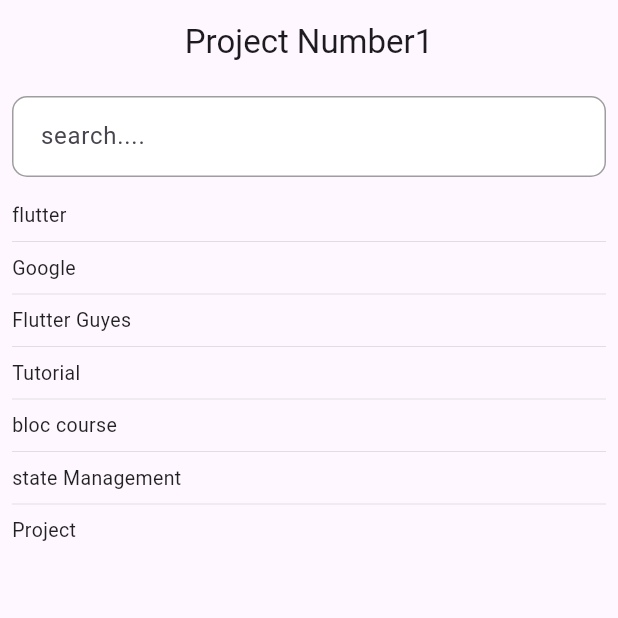
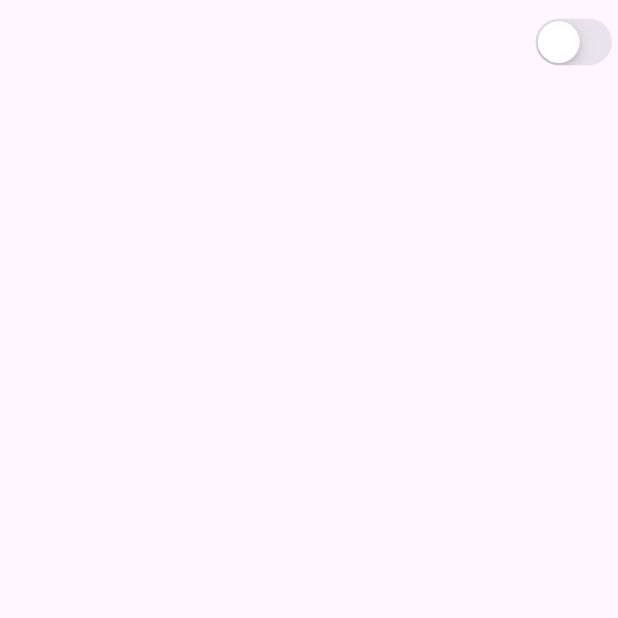
Before and after one commit to YasminAlShikhHasan/state_management, a Flutter app: the screen it shows after launch, on a phone screen of 412 x 824 dp, the top half of it. Run offline on Flutter 3.47's test engine with Material 3 defaults, Android fonts, the phone set to English and light mode, and no system bars; our stand-ins replace flutter_bloc, shared_preferences.

Commit message:
theme with bloc

```diff
--- a/lib/bloc/search_bloc.dart
+++ /dev/null
@@ -1,26 +0,0 @@
-import 'package:flutter_bloc/flutter_bloc.dart';
-import 'package:newpro/bloc/search_event.dart';
-import 'package:newpro/bloc/search_state.dart';
-
-class searchBloc extends Bloc<searchEvent, searchState> {
-  searchBloc() : super(loadedWord(words: words)) {
-    on<searchWord>((event, emit) {
-      List<String> searchedTitles = [];
-      for (var element in words) {
-        if (element.contains(event.word)) {
-          searchedTitles.add(element);
-        }
-      }
-      emit(loadedWord(words: searchedTitles));
-    });
-  }
-  static List<String> words = [
-    'flutter',
-    'Google',
-    'Flutter Guyes',
-    'Tutorial',
-    'bloc course',
-    'state Management',
-    'Project'
-  ];
-}
--- a/lib/bloc/search_event.dart
+++ /dev/null
@@ -1,6 +0,0 @@
-abstract class searchEvent {}
-
-class searchWord extends searchEvent {
-  final String word;
-  searchWord({required this.word});
-}
--- a/lib/bloc/search_state.dart
+++ /dev/null
@@ -1,10 +0,0 @@
-abstract class searchState {}
-
-class initialState extends searchState {}
-
-class loading extends searchState {}
-
-class loadedWord extends searchState {
-  final List<String> words;
-  loadedWord({required this.words});
-}
--- a/lib/main.dart
+++ b/lib/main.dart
@@ -1,11 +1,14 @@
+import 'package:flutter/cupertino.dart';
 import 'package:flutter/material.dart';
 import 'package:flutter_bloc/flutter_bloc.dart';
-import 'package:newpro/bloc/search_bloc.dart';
-import 'package:newpro/bloc/search_event.dart';
-import 'package:newpro/bloc/search_state.dart';
+import 'package:newpro/theme/theme_switcher_bloc.dart';
+import 'package:newpro/theme/theme_switcher_event.dart';
 
 void main() {
-  runApp(MyApp());
+  //..add : ليتمكن المستخدم من الدخول للحالة الابتدائية اولا
+  runApp(BlocProvider(
+      create: (context) => themeSwitchBloc()..add(setInitialTheme()),
+      child: MyApp()));
 }
 
 class MyApp extends StatelessWidget {
@@ -13,78 +16,40 @@ class MyApp extends StatelessWidget {
 
   @override
   Widget build(BuildContext context) {
-    return BlocProvider<searchBloc>(
-      create: (_) => searchBloc(),
-      child: const MaterialApp(
-        home: searchWordPage(),
+    return BlocBuilder<themeSwitchBloc, ThemeData>(
+      builder: (context, state) {
+        return MaterialApp(
+          theme: state,
+          debugShowCheckedModeBanner: false,
+          home: const HomePage(),
+        );
+      },
+    );
+  }
+}
+
+class HomePage extends StatefulWidget {
+  const HomePage({super.key});
+
+  @override
+  State<HomePage> createState() => _HomePageState();
+}
+
+class _HomePageState extends State<HomePage> {
+  @override
+  Widget build(BuildContext context) {
+    return Scaffold(
+      appBar: AppBar(
+        actions: [
+          BlocBuilder<themeSwitchBloc, ThemeData>(builder: (context, state) {
+            return CupertinoSwitch(
+                value: state == ThemeData.dark(),
+                onChanged: (bool value) {
+                  context.read<themeSwitchBloc>().add(switchTheme());
+                });
+          }),
+        ],
       ),
     );
   }
 }
-
-class searchWordPage extends StatelessWidget {
-  const searchWordPage({super.key});
-
-  @override
-  Widget build(BuildContext context) {
-    return Scaffold(
-      appBar: AppBar(
-        title: const Text("Project Number1"),
-        centerTitle: true,
-      ),
-      body: Column(
-        children: [_searchField(context), _words(context)],
-      ),
-    );
-  }
-
-  Widget _searchField(BuildContext context) {
-    return Padding(
-      padding: const EdgeInsets.all(8.0),
-      child: TextField(
-        decoration: InputDecoration(
-          filled: true,
-          fillColor: Colors.white,
-          hintText: "search....",
-          contentPadding: const EdgeInsets.all(15),
-          enabledBorder: OutlineInputBorder(
-              borderRadius: BorderRadius.circular(10),
-              borderSide: const BorderSide(color: Colors.grey, width: 1)),
-          focusedBorder: OutlineInputBorder(
-              borderRadius: BorderRadius.circular(10),
-              borderSide: const BorderSide(color: Colors.grey, width: 1)),
-        ),
-        onChanged: (value) {
-          context.read<searchBloc>().add(searchWord(word: value));
-        },
-      ),
-    );
-  }
-
-  Widget _words(BuildContext context) {
-    return BlocBuilder<searchBloc, searchState>(
-      builder: (context, state) {
-        if (state is loadedWord) {
-          return ListView.separated(
-              shrinkWrap: true,
-              padding: const EdgeInsets.all(8),
-              itemBuilder: (context, index) {
-                return Text(
-                  state.words[index],
-                  style: const TextStyle(
-                      color: Colors.black87,
-                      fontWeight: FontWeight.w400,
-                      fontSize: 13),
-                );
-              },
-              separatorBuilder: ((context, index) => const Divider(
-                    thickness: 0.2,
-                    color: Colors.grey,
-                  )),
-              itemCount: state.words.length);
-        }
-        return Container();
-      },
-    );
-  }
-}
--- /dev/null
+++ b/lib/theme/theme_switcher_bloc.dart
@@ -0,0 +1,32 @@
+import 'package:flutter/material.dart';
+import 'package:flutter_bloc/flutter_bloc.dart';
+import 'package:newpro/theme/theme_switcher_event.dart';
+import 'package:shared_preferences/shared_preferences.dart';
+
+class themeSwitchBloc extends Bloc<ThemeSwitcherEvent, ThemeData> {
+  themeSwitchBloc() : super(ThemeData.light()) {
+    on<setInitialTheme>(
+      (event, emit) async {
+        bool hasThemeDark = await isDark();
+        emit(hasThemeDark ? ThemeData.dark() : ThemeData.light());
+      },
+    );
+    on<switchTheme>((event, emit) async {
+      bool hasThemeDark = state == ThemeData.dark();
+      emit(hasThemeDark ? ThemeData.light() : ThemeData.dark());
+      setTheme(!hasThemeDark);
+    });
+  }
+}
+
+Future<bool> isDark() async {
+  final SharedPreferences sharedPreferences =
+      await SharedPreferences.getInstance();
+  return sharedPreferences.getBool('is_dark') ?? false;
+}
+
+Future<void> setTheme(bool isDark) async {
+  final SharedPreferences sharedPreferences =
+      await SharedPreferences.getInstance();
+  sharedPreferences.setBool('is_dark', isDark);
+}
--- /dev/null
+++ b/lib/theme/theme_switcher_event.dart
@@ -0,0 +1,5 @@
+abstract class ThemeSwitcherEvent {}
+
+class setInitialTheme extends ThemeSwitcherEvent {}
+
+class switchTheme extends ThemeSwitcherEvent {}
--- a/pubspec.yaml
+++ b/pubspec.yaml
@@ -36,6 +36,7 @@ dependencies:
   # Use with the CupertinoIcons class for iOS style icons.
   cupertino_icons: ^1.0.6
   flutter_bloc: ^8.1.6
+  shared_preferences: ^2.2.3
 
 dev_dependencies:
   flutter_test:
```
Also changed, not shown: pubspec.lock, 1 other file.
